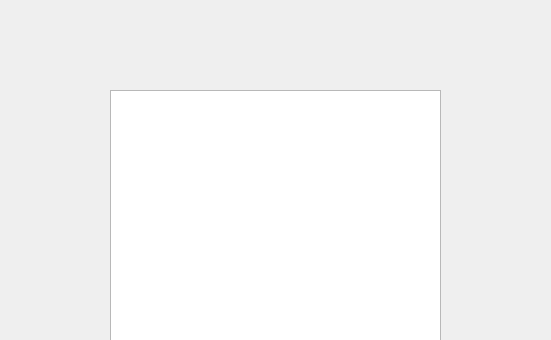
Above: adj_matrix.ui from Clovi1/Graph before the change; both pictures show x 0 to 551 and y 0 to 340 of the 551 by 561 pixel window. Below: the same form after it.
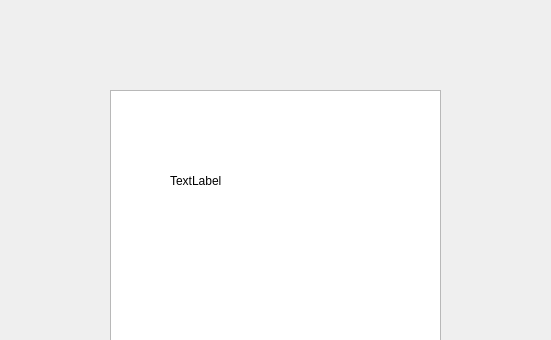
That is the form after the change.

Diff of the .ui file:
```diff
--- a/adj_matrix.ui
+++ b/adj_matrix.ui
@@ -2,6 +2,14 @@
 <ui version="4.0">
  <class>adj_matrix</class>
  <widget class="QDialog" name="adj_matrix">
+  <property name="geometry">
+   <rect>
+    <x>0</x>
+    <y>0</y>
+    <width>551</width>
+    <height>561</height>
+   </rect>
+  </property>
   <property name="windowTitle">
    <string>Dialog</string>
   </property>
@@ -30,6 +38,19 @@
     <number>0</number>
    </property>
   </widget>
+  <widget class="QLabel" name="label">
+   <property name="geometry">
+    <rect>
+     <x>170</x>
+     <y>160</y>
+     <width>111</width>
+     <height>41</height>
+    </rect>
+   </property>
+   <property name="text">
+    <string>TextLabel</string>
+   </property>
+  </widget>
  </widget>
  <resources/>
  <connections/>
```
